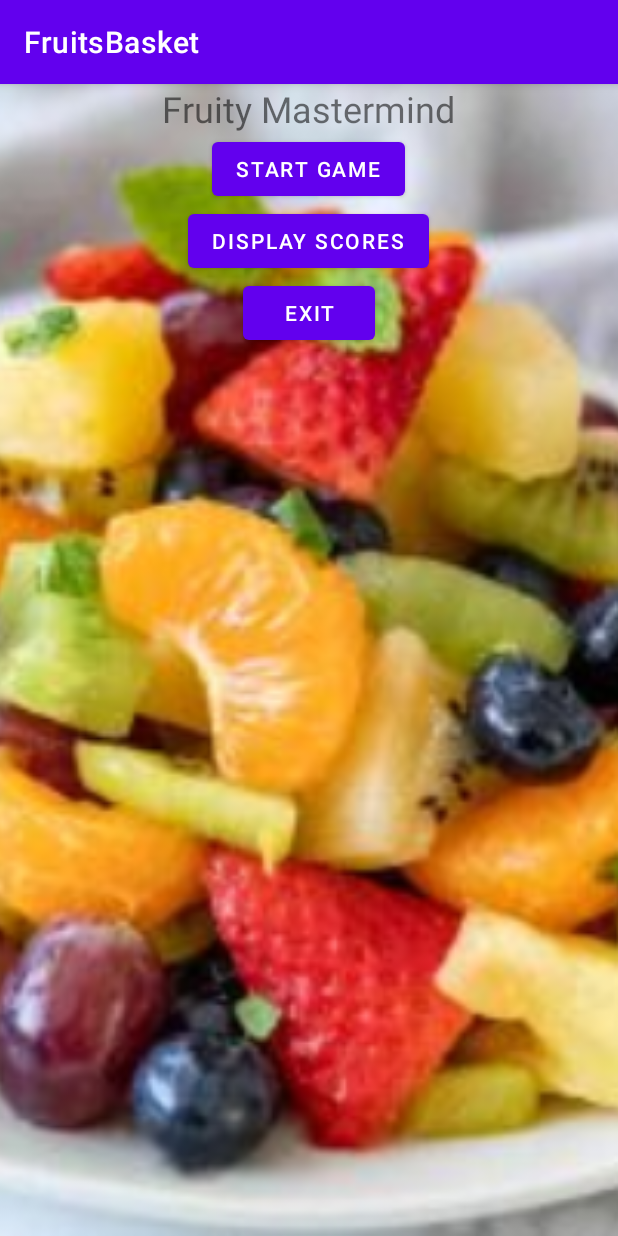
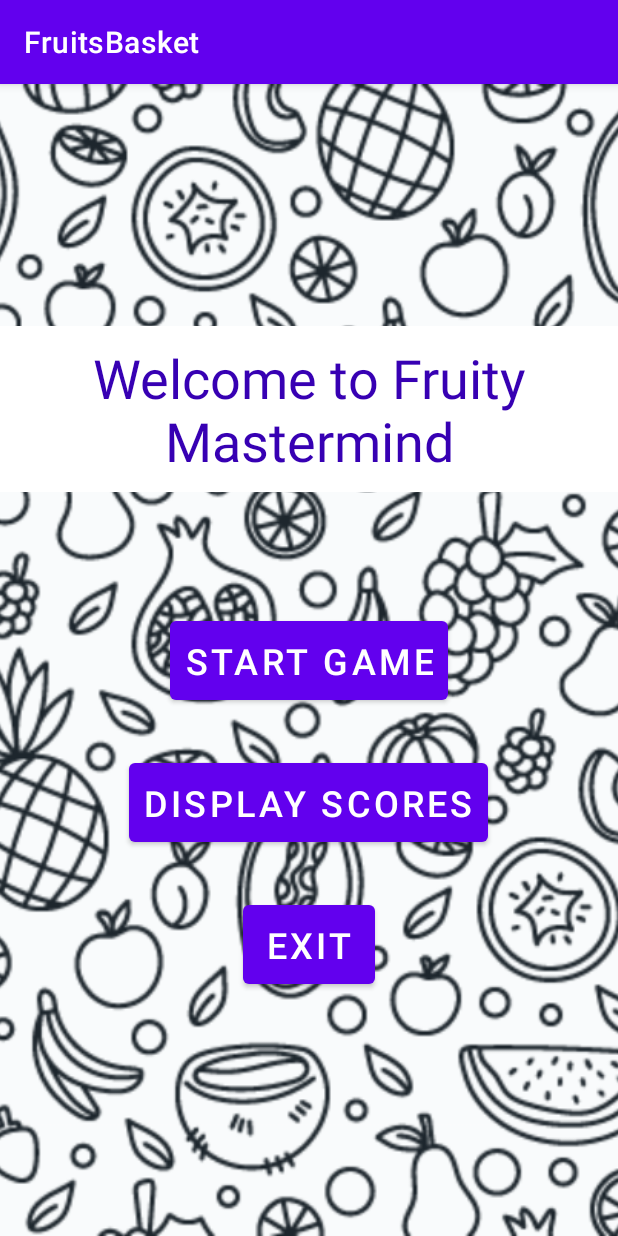
Before and after one commit to arcreane/masterfruit-fruit-basket, an Android app: the screen it shows after launch (MainActivity), on a phone screen of 412 x 824 dp. Run offline under Robolectric (Android 15) with nearby library versions, the phone set to English and light mode, and no system bars.

Commit message:
Homepage arrangements

```diff
--- a/app/src/main/res/layout/activity_main.xml
+++ b/app/src/main/res/layout/activity_main.xml
@@ -10,13 +10,14 @@
         android:id="@+id/imageView"
         android:layout_width="match_parent"
         android:layout_height="match_parent"
-        android:src="@drawable/background"
-        android:scaleType="centerCrop"/>
+        android:scaleType="centerCrop"
+        android:src="@drawable/backgroundmotifs" />
 
     <LinearLayout
         android:layout_width="match_parent"
-        android:layout_height="match_parent"
-        android:orientation="horizontal">
+        android:layout_height="wrap_content"
+        android:orientation="horizontal"
+        android:layout_centerVertical="true">
 
 
         <LinearLayout
@@ -26,31 +27,40 @@
 
             <TextView
                 android:id="@+id/GameTitle"
-                android:layout_width="wrap_content"
+                android:layout_width="match_parent"
                 android:layout_height="wrap_content"
-                android:layout_gravity="center"
-                android:text="Fruity Mastermind"
-                android:textSize="24sp" />
+                android:gravity="center"
+                android:text="@string/welcome_msg"
+                android:background="@color/white"
+                android:textSize="36sp"
+                android:textColor="@color/purple_700"
+                android:padding="10dp"
+                />
+            <Space
+                android:layout_width="match_parent"
+                android:layout_height="80dp"/>
 
             <Button
                 android:id="@+id/StartGameBtn"
-                android:layout_width="wrap_content"
-                android:layout_height="wrap_content"
-                android:layout_gravity="center"
+                style="@style/BtnStyle"
                 android:text="Start Game" />
+
+            <Space
+                android:layout_width="match_parent"
+                android:layout_height="30dp"/>
 
             <Button
                 android:id="@+id/ScoresBtn"
-                android:layout_width="wrap_content"
-                android:layout_height="wrap_content"
-                android:layout_gravity="center"
+                style="@style/BtnStyle"
                 android:text="Display Scores" />
+
+            <Space
+                android:layout_width="match_parent"
+                android:layout_height="30dp"/>
 
             <Button
                 android:id="@+id/ExitBtn"
-                android:layout_width="wrap_content"
-                android:layout_height="wrap_content"
-                android:layout_gravity="center"
+                style="@style/BtnStyle"
                 android:text="Exit" />
         </LinearLayout>
     </LinearLayout>
--- a/app/src/main/res/values/strings.xml
+++ b/app/src/main/res/values/strings.xml
@@ -1,3 +1,4 @@
 <resources>
     <string name="app_name">FruitsBasket</string>
+    <string name="welcome_msg">Welcome to Fruity Mastermind</string>
 </resources>
--- a/app/src/main/res/values/themes.xml
+++ b/app/src/main/res/values/themes.xml
@@ -12,5 +12,13 @@
         <!-- Status bar color. -->
         <item name="android:statusBarColor" tools:targetApi="l">?attr/colorPrimaryVariant</item>
         <!-- Customize your theme here. -->
+        <item name="android:textSize">24sp</item>
+    </style>
+
+    <style name="BtnStyle">
+        <item name="android:layout_width">wrap_content</item>
+        <item name="android:layout_height">wrap_content</item>
+        <item name="android:layout_gravity">center</item>
+        <item name="android:padding">10dp</item>
     </style>
 </resources>
```
Also changed, not shown: app/src/main/res/drawable-v24/backgroundmotifs.png (added).
